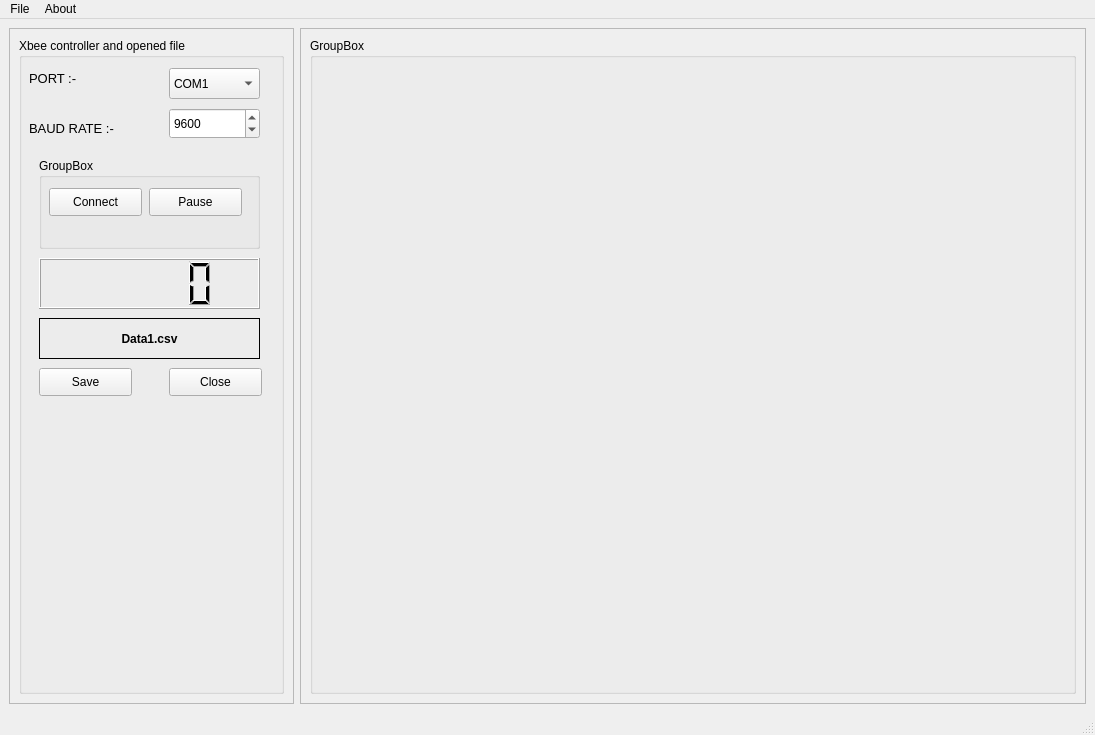
Old version of the form NEXTJS.ui in the repository Lokesh23102002/GUI_Cansat_PyQt5.
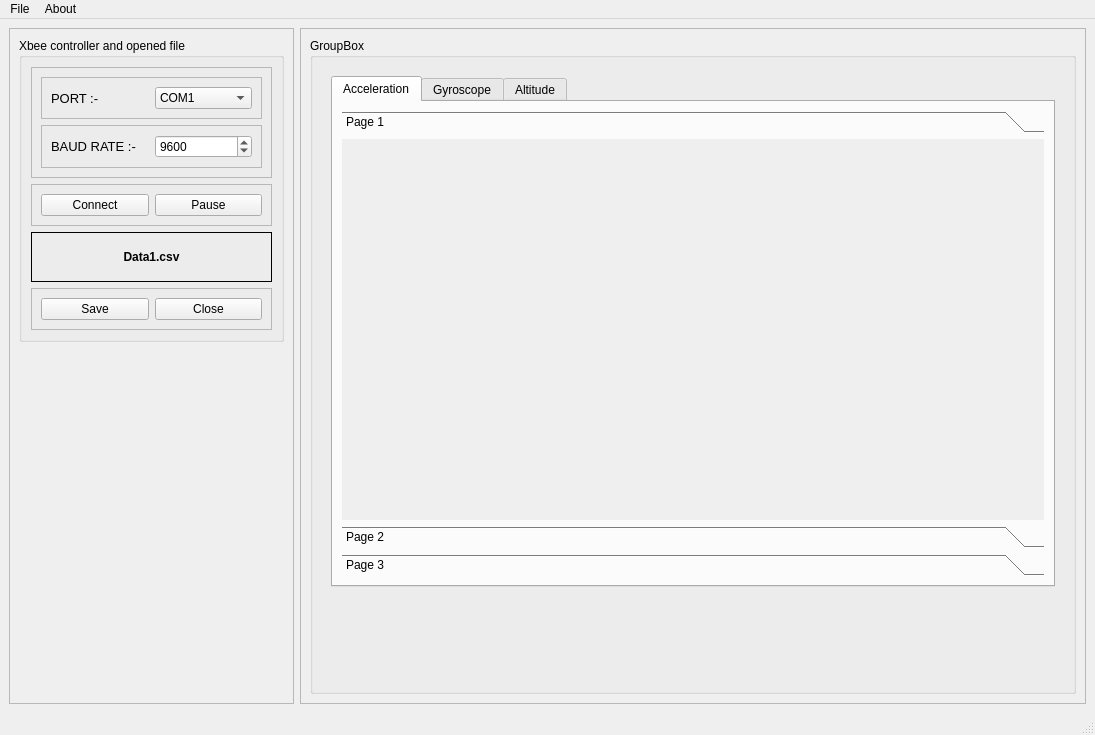
New version of the form. The open tabs and pages were chosen to show the change. Icons and pictures are not drawn.

```diff
--- a/NEXTJS.ui
+++ b/NEXTJS.ui
@@ -41,9 +41,15 @@
       <property name="frameShadow">
        <enum>QFrame::Raised</enum>
       </property>
-      <layout class="QHBoxLayout" name="horizontalLayout_2">
-       <item>
+      <layout class="QVBoxLayout" name="verticalLayout_5">
+       <item alignment="Qt::AlignTop">
         <widget class="QGroupBox" name="Xbee_controll">
+         <property name="minimumSize">
+          <size>
+           <width>0</width>
+           <height>100</height>
+          </size>
+         </property>
          <property name="title">
           <string>Xbee controller and opened file</string>
          </property>
@@ -53,15 +59,51 @@
          <property name="checkable">
           <bool>false</bool>
          </property>
+         <layout class="QGridLayout" name="gridLayout">
+          <item row="0" column="0">
+           <widget class="QFrame" name="frame_6">
+            <property name="maximumSize">
+             <size>
+              <width>16777215</width>
+              <height>135</height>
+             </size>
+            </property>
+            <property name="frameShape">
+             <enum>QFrame::StyledPanel</enum>
+            </property>
+            <property name="frameShadow">
+             <enum>QFrame::Raised</enum>
+            </property>
+            <layout class="QVBoxLayout" name="verticalLayout_3">
+             <item>
+              <widget class="QFrame" name="frame_5">
+               <property name="maximumSize">
+                <size>
+                 <width>16777215</width>
+                 <height>50</height>
+                </size>
+               </property>
+               <property name="frameShape">
+                <enum>QFrame::StyledPanel</enum>
+               </property>
+               <property name="frameShadow">
+                <enum>QFrame::Raised</enum>
+               </property>
+               <layout class="QHBoxLayout" name="horizontalLayout_5">
+                <item>
+                 <widget class="QLabel" name="label">
+                  <property name="font">
+                   <font>
+                    <pointsize>10</pointsize>
+                   </font>
+                  </property>
+                  <property name="text">
+                   <string>PORT :- </string>
+                  </property>
+                 </widget>
+                </item>
+                <item>
          <widget class="QComboBox" name="comboBox">
-          <property name="geometry">
-           <rect>
-            <x>150</x>
-            <y>30</y>
-            <width>91</width>
-            <height>31</height>
-           </rect>
-          </property>
           <item>
            <property name="text">
             <string>COM1</string>
@@ -88,33 +130,27 @@
            </property>
           </item>
          </widget>
-         <widget class="QLabel" name="label">
-          <property name="geometry">
-           <rect>
-            <x>10</x>
-            <y>30</y>
-            <width>81</width>
-            <height>21</height>
-           </rect>
-          </property>
-          <property name="font">
-           <font>
-            <pointsize>10</pointsize>
-           </font>
-          </property>
-          <property name="text">
-           <string>PORT :- </string>
-          </property>
-         </widget>
+                </item>
+               </layout>
+              </widget>
+             </item>
+             <item>
+              <widget class="QFrame" name="frame_4">
+               <property name="maximumSize">
+                <size>
+                 <width>16777215</width>
+                 <height>50</height>
+                </size>
+               </property>
+               <property name="frameShape">
+                <enum>QFrame::StyledPanel</enum>
+               </property>
+               <property name="frameShadow">
+                <enum>QFrame::Raised</enum>
+               </property>
+               <layout class="QHBoxLayout" name="horizontalLayout_6">
+                <item>
          <widget class="QLabel" name="label_2">
-          <property name="geometry">
-           <rect>
-            <x>10</x>
-            <y>80</y>
-            <width>151</width>
-            <height>21</height>
-           </rect>
-          </property>
           <property name="font">
            <font>
             <pointsize>10</pointsize>
@@ -124,15 +160,9 @@
            <string>BAUD RATE :- </string>
           </property>
          </widget>
+                </item>
+                <item>
          <widget class="QSpinBox" name="spinBox">
-          <property name="geometry">
-           <rect>
-            <x>150</x>
-            <y>70</y>
-            <width>91</width>
-            <height>31</height>
-           </rect>
-          </property>
           <property name="minimum">
            <number>100</number>
           </property>
@@ -143,53 +173,58 @@
            <number>9600</number>
           </property>
          </widget>
-         <widget class="QGroupBox" name="Xbee_connections">
-          <property name="geometry">
-           <rect>
-            <x>20</x>
-            <y>120</y>
-            <width>221</width>
-            <height>91</height>
-           </rect>
-          </property>
-          <property name="title">
-           <string>GroupBox</string>
-          </property>
-          <widget class="QPushButton" name="pushButton_2">
-           <property name="geometry">
-            <rect>
-             <x>110</x>
-             <y>30</y>
-             <width>93</width>
-             <height>28</height>
-            </rect>
-           </property>
-           <property name="text">
-            <string>Pause</string>
-           </property>
-          </widget>
+                </item>
+               </layout>
+              </widget>
+             </item>
+            </layout>
+           </widget>
+          </item>
+          <item row="1" column="0">
+           <widget class="QFrame" name="frame_3">
+            <property name="maximumSize">
+             <size>
+              <width>16777215</width>
+              <height>50</height>
+             </size>
+            </property>
+            <property name="frameShape">
+             <enum>QFrame::StyledPanel</enum>
+            </property>
+            <property name="frameShadow">
+             <enum>QFrame::Raised</enum>
+            </property>
+            <layout class="QHBoxLayout" name="horizontalLayout_4">
+             <item>
           <widget class="QPushButton" name="pushButton">
-           <property name="geometry">
-            <rect>
-             <x>10</x>
-             <y>30</y>
-             <width>93</width>
-             <height>28</height>
-            </rect>
-           </property>
            <property name="text">
             <string>Connect</string>
            </property>
           </widget>
-         </widget>
+             </item>
+             <item>
+              <widget class="QPushButton" name="pushButton_2">
+               <property name="text">
+                <string>Pause</string>
+               </property>
+              </widget>
+             </item>
+            </layout>
+           </widget>
+          </item>
+          <item row="2" column="0">
          <widget class="QLabel" name="label_3">
-          <property name="geometry">
-           <rect>
-            <x>20</x>
-            <y>280</y>
-            <width>221</width>
-            <height>41</height>
-           </rect>
+            <property name="minimumSize">
+             <size>
+              <width>0</width>
+              <height>50</height>
+             </size>
+            </property>
+            <property name="maximumSize">
+             <size>
+              <width>16777215</width>
+              <height>80</height>
+             </size>
           </property>
           <property name="font">
            <font>
@@ -207,42 +242,40 @@
            <set>Qt::AlignCenter</set>
           </property>
          </widget>
+          </item>
+          <item row="3" column="0">
+           <widget class="QFrame" name="xbeecontrolldatasave">
+            <property name="maximumSize">
+             <size>
+              <width>16777215</width>
+              <height>50</height>
+             </size>
+            </property>
+            <property name="frameShape">
+             <enum>QFrame::StyledPanel</enum>
+            </property>
+            <property name="frameShadow">
+             <enum>QFrame::Raised</enum>
+            </property>
+            <layout class="QHBoxLayout" name="horizontalLayout_3">
+             <item>
          <widget class="QPushButton" name="pushButton_3">
-          <property name="geometry">
-           <rect>
-            <x>20</x>
-            <y>330</y>
-            <width>93</width>
-            <height>28</height>
-           </rect>
-          </property>
           <property name="text">
            <string>Save</string>
           </property>
          </widget>
+             </item>
+             <item>
          <widget class="QPushButton" name="pushButton_4">
-          <property name="geometry">
-           <rect>
-            <x>150</x>
-            <y>330</y>
-            <width>93</width>
-            <height>28</height>
-           </rect>
-          </property>
           <property name="text">
            <string>Close</string>
           </property>
          </widget>
-         <widget class="QLCDNumber" name="lcdNumber">
-          <property name="geometry">
-           <rect>
-            <x>20</x>
-            <y>220</y>
-            <width>221</width>
-            <height>51</height>
-           </rect>
-          </property>
-         </widget>
+             </item>
+            </layout>
+           </widget>
+          </item>
+         </layout>
         </widget>
        </item>
       </layout>
@@ -286,6 +319,73 @@
             <property name="layoutDirection">
              <enum>Qt::LeftToRight</enum>
             </property>
+            <layout class="QHBoxLayout" name="horizontalLayout_2">
+             <item>
+              <widget class="QTabWidget" name="tabWidget">
+               <property name="enabled">
+                <bool>true</bool>
+               </property>
+               <property name="currentIndex">
+                <number>0</number>
+               </property>
+               <widget class="QWidget" name="tab">
+                <attribute name="title">
+                 <string>Acceleration</string>
+                </attribute>
+                <layout class="QHBoxLayout" name="horizontalLayout_7">
+                 <item>
+                  <widget class="QToolBox" name="toolBox">
+                   <property name="currentIndex">
+                    <number>1</number>
+                   </property>
+                   <widget class="QWidget" name="page_3">
+                    <property name="geometry">
+                     <rect>
+                      <x>0</x>
+                      <y>0</y>
+                      <width>683</width>
+                      <height>345</height>
+                     </rect>
+                    </property>
+                    <attribute name="label">
+                     <string>Page 1</string>
+                    </attribute>
+                   </widget>
+                   <widget class="QWidget" name="page_5">
+                    <attribute name="label">
+                     <string>Page 2</string>
+                    </attribute>
+                   </widget>
+                   <widget class="QWidget" name="page_4">
+                    <property name="geometry">
+                     <rect>
+                      <x>0</x>
+                      <y>0</y>
+                      <width>683</width>
+                      <height>345</height>
+                     </rect>
+                    </property>
+                    <attribute name="label">
+                     <string>Page 3</string>
+                    </attribute>
+                   </widget>
+                  </widget>
+                 </item>
+                </layout>
+               </widget>
+               <widget class="QWidget" name="tab_2">
+                <attribute name="title">
+                 <string>Gyroscope</string>
+                </attribute>
+               </widget>
+               <widget class="QWidget" name="tab_3">
+                <attribute name="title">
+                 <string>Altitude</string>
+                </attribute>
+               </widget>
+              </widget>
+             </item>
+            </layout>
            </widget>
           </item>
           <item>
```
Lines whose indentation alone changed are shown as unchanged.
